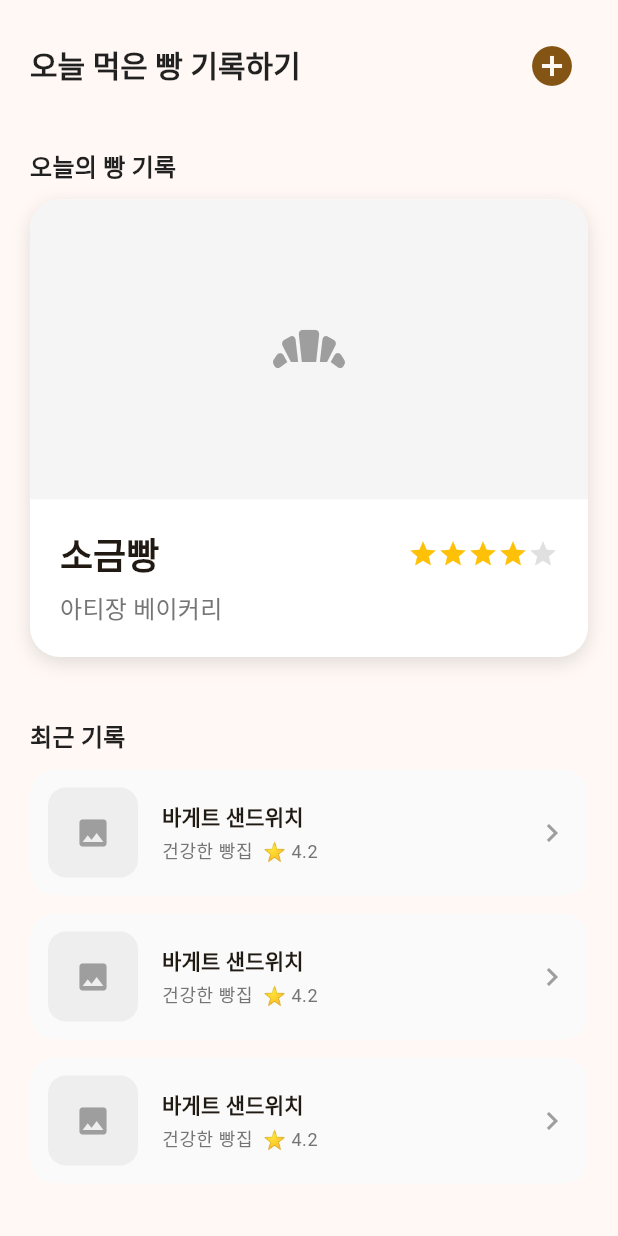
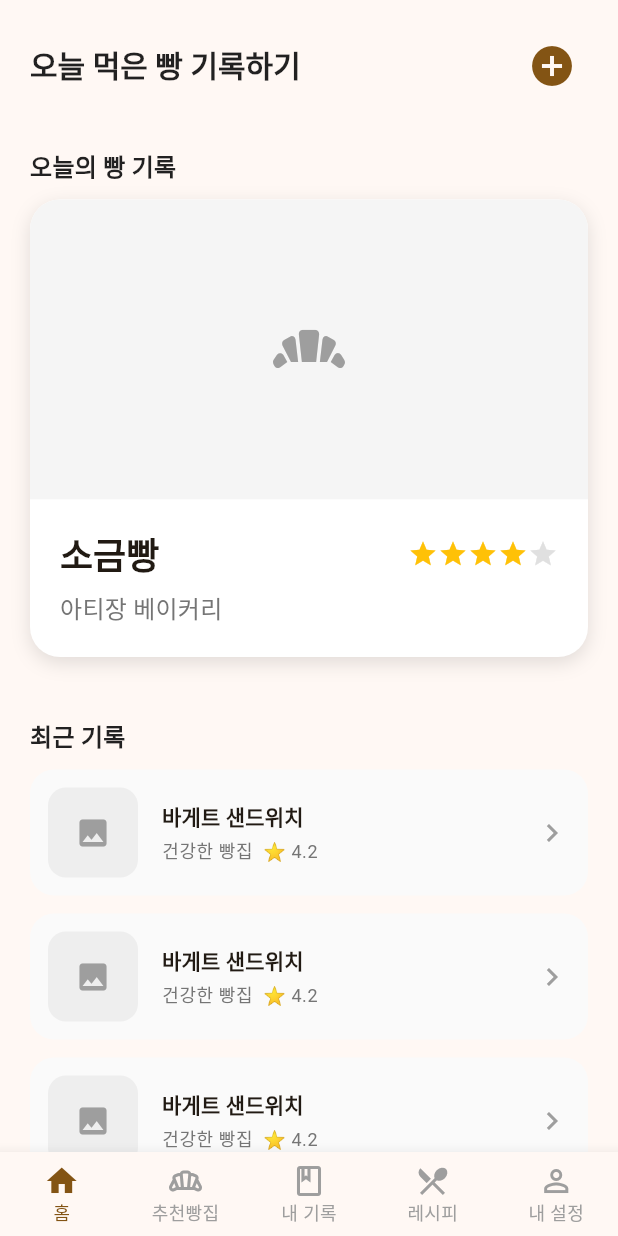
Before and after one commit to joohyelim1208/bread-road, a Flutter app: the HomePage screen opened directly, on a phone screen of 412 x 824 dp. Run offline on Flutter 3.47's test engine with Material 3 defaults, Android fonts, the phone set to English and light mode, and no system bars; Roboto replaces fonts that are missing (Pretendard).

Commit message:
feat: 바텀네비게이션바 구현

```diff
--- a/lib/ui/pages/home/home_page.dart
+++ b/lib/ui/pages/home/home_page.dart
@@ -1,4 +1,6 @@
 import 'package:flutter/material.dart';
+
+import 'package:han_ppyeom/ui/widgets/bottom_navigation_bar.dart';
 
 class HomePage extends StatefulWidget {
   const HomePage({super.key});
@@ -8,7 +10,30 @@ class HomePage extends StatefulWidget {
 }
 
 class _HomePageState extends State<HomePage> {
-  List<String> todos = [];
+  // 바텀네비게이션바 컨트롤러
+  int _currentIndex = 0;
+  final PageController _pageController = PageController();
+
+  @override
+  void dispose() {
+    _pageController.dispose();
+    super.dispose();
+  }
+
+  void _onPageChanged(int index) {
+    setState(() {
+      _currentIndex = index;
+    });
+  }
+
+  // 화면 넘기는 리모컨. 애니메이션을 넣어서 부드럽게 동작함
+  void _onItemTapped(int index) {
+    _pageController.animateToPage(
+      index,
+      duration: const Duration(milliseconds: 300),
+      curve: Curves.easeIn,
+    );
+  }
 
   @override
   Widget build(BuildContext context) {
@@ -18,14 +43,34 @@ class _HomePageState extends State<HomePage> {
 
     return Scaffold(
       backgroundColor: colorScheme.surface,
-      body: SafeArea(
+      // 화면이 미끄러지듯 전환되게 만드는 위젯 PageView
+      body: PageView(
+        controller: _pageController,
+        onPageChanged: _onPageChanged,
+        children: [
+          _buildHomeView(textTheme, colorScheme),
+          _buildPlaceholderView("추천 빵집", Icons.bakery_dining, textTheme),
+          _buildPlaceholderView("내 기록", Icons.book, textTheme),
+          _buildPlaceholderView("레시피", Icons.restaurant_menu, textTheme),
+          _buildPlaceholderView("내 설정", Icons.person, textTheme),
+        ],
+      ),
+      bottomNavigationBar: CustomBottomNavigationBar(
+        currentIndex: _currentIndex,
+        onTap: _onItemTapped,
+      ),
+    );
+  }
+
+  // 기존 메인 홈 화면 UI
+  Widget _buildHomeView(TextTheme textTheme, ColorScheme colorScheme) {
+    return SafeArea(
       child: SingleChildScrollView(
         padding: const EdgeInsets.symmetric(horizontal: 20),
         child: Column(
           crossAxisAlignment: CrossAxisAlignment.start,
           children: [
             const SizedBox(height: 20),
-              // [ 상단 ] 오늘 먹은 빵 기록하기 (+ 버튼)
             Row(
               mainAxisAlignment: MainAxisAlignment.spaceBetween,
               children: [
@@ -43,7 +88,6 @@ class _HomePageState extends State<HomePage> {
               ],
             ),
             const SizedBox(height: 30),
-
             Text(
               "오늘의 빵 기록",
               style: textTheme.titleMedium?.copyWith(
@@ -52,9 +96,7 @@ class _HomePageState extends State<HomePage> {
             ),
             const SizedBox(height: 10),
             _buildTodayBreadCard(textTheme, colorScheme),
-
             const SizedBox(height: 40),
-
             Text(
               "최근 기록",
               style: textTheme.titleMedium?.copyWith(
@@ -63,10 +105,7 @@ class _HomePageState extends State<HomePage> {
             ),
             const SizedBox(height: 10),
             _buildRecentRecordsList(textTheme),
-
             const SizedBox(height: 40),
-
-              // 추천 빵집
             Text(
               "추천 빵집",
               style: textTheme.titleMedium?.copyWith(
@@ -79,6 +118,34 @@ class _HomePageState extends State<HomePage> {
           ],
         ),
       ),
+    );
+  }
+
+  // 플레이스홀더 뷰 (아직 구현되지 않은 탭)
+  Widget _buildPlaceholderView(
+    String title,
+    IconData icon,
+    TextTheme textTheme,
+  ) {
+    return Center(
+      child: Column(
+        mainAxisAlignment: MainAxisAlignment.center,
+        children: [
+          Icon(icon, size: 80, color: Colors.grey[300]),
+          const SizedBox(height: 16),
+          Text(
+            title,
+            style: textTheme.headlineSmall?.copyWith(
+              color: Colors.grey[400],
+              fontWeight: FontWeight.bold,
+            ),
+          ),
+          const SizedBox(height: 8),
+          Text(
+            "페이지 준비 중입니다.",
+            style: textTheme.bodyMedium?.copyWith(color: Colors.grey),
+          ),
+        ],
       ),
     );
   }
--- a/lib/ui/widgets/bottom_navigation_bar.dart
+++ b/lib/ui/widgets/bottom_navigation_bar.dart
@@ -1,10 +1,55 @@
 import 'package:flutter/material.dart';
 
-class BottomNavigationBar extends StatelessWidget {
-  const BottomNavigationBar({super.key});
+class CustomBottomNavigationBar extends StatelessWidget {
+  final int currentIndex;
+  final Function(int) onTap;
+
+  const CustomBottomNavigationBar({
+    super.key,
+    required this.currentIndex,
+    required this.onTap,
+  });
 
   @override
   Widget build(BuildContext context) {
-    return BottomNavigationBar();
+    final theme = Theme.of(context);
+    final colorScheme = theme.colorScheme;
+
+    return BottomNavigationBar(
+      currentIndex: currentIndex,
+      onTap: onTap,
+      type: BottomNavigationBarType.fixed,
+      selectedItemColor: colorScheme.primary,
+      unselectedItemColor: Colors.grey,
+      selectedLabelStyle: const TextStyle(fontSize: 12),
+      unselectedLabelStyle: const TextStyle(fontSize: 12),
+      items: const [
+        BottomNavigationBarItem(
+          icon: Icon(Icons.home_outlined),
+          activeIcon: Icon(Icons.home),
+          label: '홈',
+        ),
+        BottomNavigationBarItem(
+          icon: Icon(Icons.bakery_dining_outlined),
+          activeIcon: Icon(Icons.bakery_dining),
+          label: '추천빵집',
+        ),
+        BottomNavigationBarItem(
+          icon: Icon(Icons.book_outlined),
+          activeIcon: Icon(Icons.book),
+          label: '내 기록',
+        ),
+        BottomNavigationBarItem(
+          icon: Icon(Icons.restaurant_menu_outlined),
+          activeIcon: Icon(Icons.restaurant_menu),
+          label: '레시피',
+        ),
+        BottomNavigationBarItem(
+          icon: Icon(Icons.person_outline),
+          activeIcon: Icon(Icons.person),
+          label: '내 설정',
+        ),
+      ],
+    );
   }
 }
```
Lines whose indentation alone changed are shown as unchanged.
